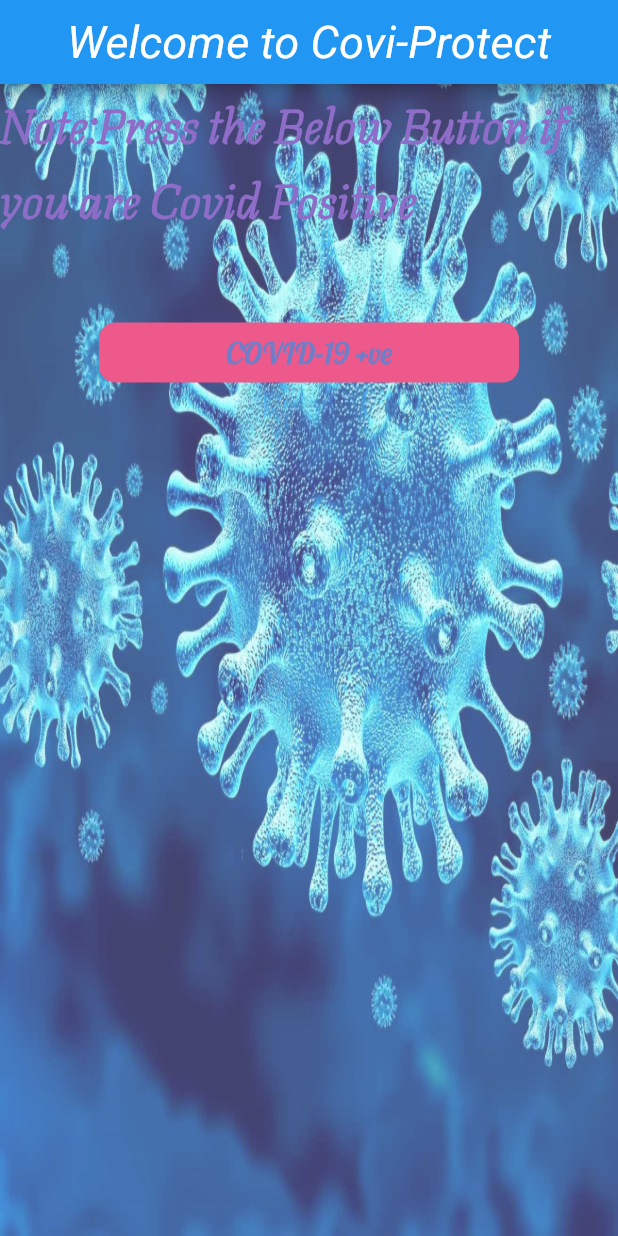
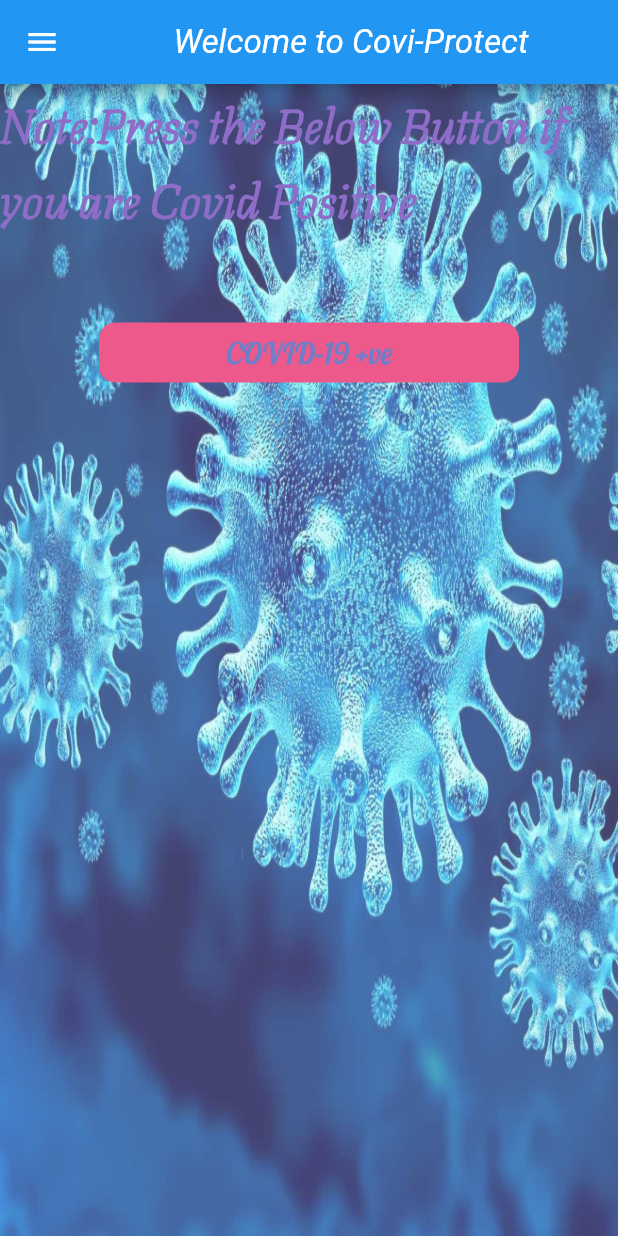
Before and after one commit to Priyam-Saxena09/Covi-Protect, a Flutter app: the screen it shows after launch, on a phone screen of 412 x 824 dp. Run offline on Flutter 3.47's test engine with Material 2 defaults, Android fonts, the phone set to English and light mode, and no system bars; our stand-ins replace geolocator.

Commit message:
SideBar added

```diff
--- a/lib/main.dart
+++ b/lib/main.dart
@@ -38,10 +38,31 @@ class _FindState extends State<Find> {
       appBar: AppBar(
         title: Center(
           child: Text("Welcome to Covi-Protect",style: TextStyle(
-            fontSize: 30.0,
+            fontSize: 22.0,
             fontStyle: FontStyle.italic,
             fontWeight: FontWeight.w400
           ),),
+        ),
+      ),
+      drawer: Drawer(
+        child: Column(
+          children: [
+            Container(
+              color: Colors.indigo,
+              width: double.infinity,
+              height: 125.0,
+              child: CircleAvatar(
+                backgroundImage: AssetImage("images/istock.jpg"),
+              ),
+              ),
+        SizedBox(
+          height: 25.0,
+        ),
+        Text("Priyam Saxena",style: TextStyle(
+          fontSize: 28.0,
+          color: Colors.amber,
+        ),)
+          ],
         ),
       ),
       body: Opacity(
```
